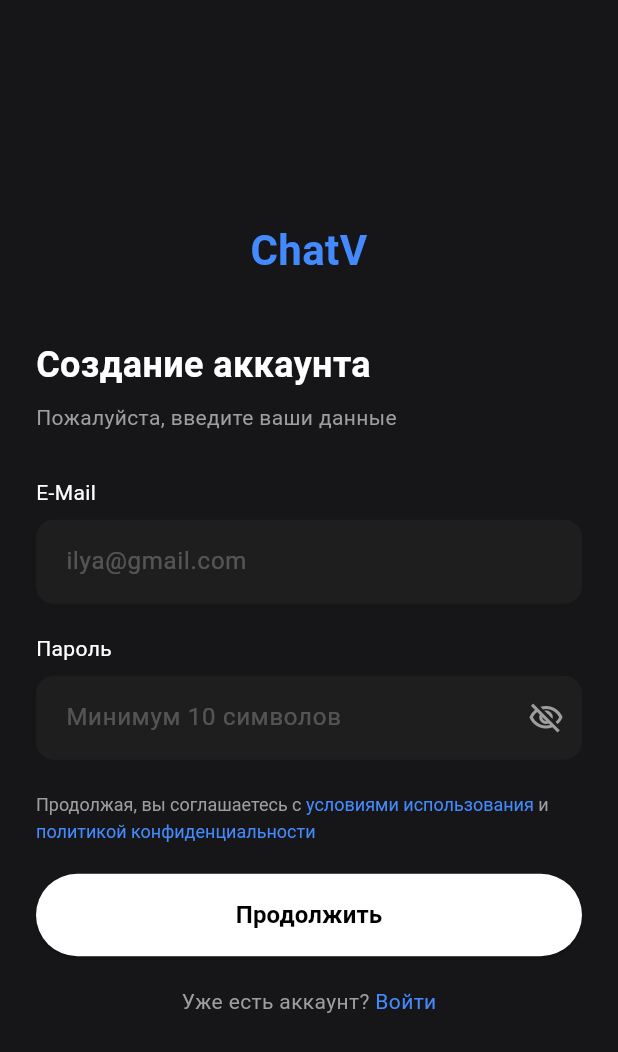
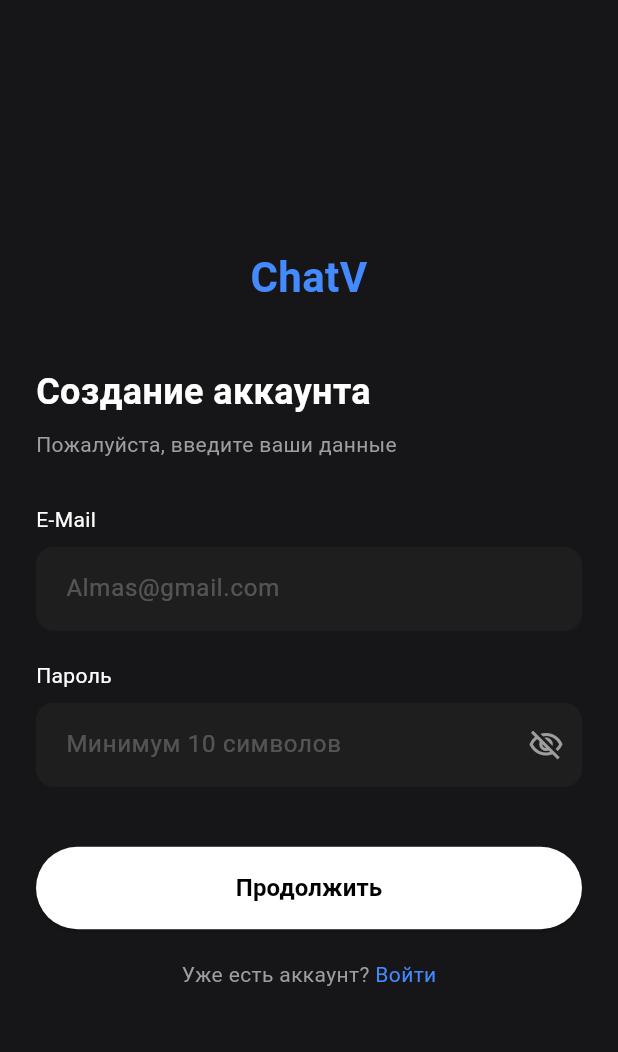
Before and after one commit to SADACE12/chatv, a Flutter app: the screen it shows after launch, after a tap on "Создать аккаунт", on a phone screen of 412 x 824 dp. Shown: the top 1052 px of the screen. Run offline on Flutter 3.47's test engine with Material 3 defaults, Android fonts, the phone set to English and light mode, and no system bars; our stand-ins replace shared_preferences.

Commit message:
Изменения интерфейса и фикс мини багов

```diff
--- /dev/null
+++ b/chatv/lib/data/app_data.dart
@@ -0,0 +1,4 @@
+class AppData {
+  // Локальная база данных для текущей сессии
+  static Map<String, int> activeClans = {};
+}
--- a/chatv/lib/main.dart
+++ b/chatv/lib/main.dart
@@ -1,23 +1,42 @@
 import 'package:flutter/material.dart';
+import 'package:shared_preferences/shared_preferences.dart';
 import 'screens/auth/login_screen.dart';
+import 'screens/home/main_layout.dart';
+import 'data/app_data.dart';
 
-void main() {
-  runApp(const ChatVApp());
+void main() async {
+  // Обязательная строчка перед использованием SharedPreferences
+  WidgetsFlutterBinding.ensureInitialized();
+
+  // Достаем данные из памяти браузера
+  final prefs = await SharedPreferences.getInstance();
+  final isLoggedIn = prefs.getBool('isLoggedIn') ?? false;
+  final userEmoji = prefs.getString('userEmoji');
+
+  // Если пользователь уже залогинен и у него есть эмоджи - восстанавливаем клан
+  if (isLoggedIn && userEmoji != null) {
+    AppData.activeClans[userEmoji] = (AppData.activeClans[userEmoji] ?? 0) + 1;
+  }
+
+  runApp(ChatVApp(isLoggedIn: isLoggedIn));
 }
 
 class ChatVApp extends StatelessWidget {
-  const ChatVApp({super.key});
+  final bool isLoggedIn;
+
+  const ChatVApp({super.key, required this.isLoggedIn});
 
   @override
   Widget build(BuildContext context) {
     return MaterialApp(
       debugShowCheckedModeBanner: false,
-      title: 'Chat V',
+      title: 'ChatV',
       theme: ThemeData.dark().copyWith(
         scaffoldBackgroundColor: const Color(0xFF121212),
         cardColor: const Color(0xFF1E1E1E),
       ),
-      home: const LoginScreen(), // Запускаем с экрана логина
+      // Если в памяти есть данные о входе - сразу кидаем в ленту
+      home: isLoggedIn ? const MainLayout() : const LoginScreen(),
     );
   }
 }
--- a/chatv/lib/screens/auth/login_screen.dart
+++ b/chatv/lib/screens/auth/login_screen.dart
@@ -1,4 +1,5 @@
 import 'package:flutter/material.dart';
+import 'package:shared_preferences/shared_preferences.dart';
 import '../home/main_layout.dart';
 import 'register_screen.dart';
 
@@ -12,7 +13,6 @@ class LoginScreen extends StatefulWidget {
 class _LoginScreenState extends State<LoginScreen> {
   bool _obscurePassword = true;
 
-  // Добавили контроллеры для чтения текста
   final TextEditingController _emailController = TextEditingController();
   final TextEditingController _passwordController = TextEditingController();
 
@@ -23,30 +23,29 @@ class _LoginScreenState extends State<LoginScreen> {
     super.dispose();
   }
 
-  void _login() {
+  void _login() async {
     final email = _emailController.text.trim();
     final password = _passwordController.text.trim();
 
-    // Валидация полей
     if (email.isEmpty || password.isEmpty) {
-      ScaffoldMessenger.of(context).showSnackBar(
-        const SnackBar(content: Text('Пожалуйста, заполните все поля')),
-      );
-      return; // Останавливаем выполнение, если есть ошибка
+      ScaffoldMessenger.of(context).showSnackBar(const SnackBar(content: Text('Пожалуйста, заполните все поля')));
+      return;
     }
-
     if (!email.contains('@') || !email.contains('.')) {
-      ScaffoldMessenger.of(context).showSnackBar(
-        const SnackBar(content: Text('Введите корректный E-Mail')),
-      );
+      ScaffoldMessenger.of(context).showSnackBar(const SnackBar(content: Text('Введите корректный E-Mail')));
       return;
     }
 
-    // Если всё ок — пускаем в ленту
-    Navigator.pushReplacement(
-      context,
-      MaterialPageRoute(builder: (context) => const MainLayout()),
-    );
+    // Сохраняем в память, что мы вошли
+    final prefs = await SharedPreferences.getInstance();
+    await prefs.setBool('isLoggedIn', true);
+
+    if (mounted) {
+      Navigator.pushReplacement(
+        context,
+        MaterialPageRoute(builder: (context) => const MainLayout()),
+      );
+    }
   }
 
   @override
@@ -62,26 +61,16 @@ class _LoginScreenState extends State<LoginScreen> {
               mainAxisAlignment: MainAxisAlignment.center,
               crossAxisAlignment: CrossAxisAlignment.stretch,
               children: [
-                const Text(
-                  'ChatV', // Изменили название
-                  textAlign: TextAlign.center,
-                  style: TextStyle(fontSize: 28, fontWeight: FontWeight.bold, color: Colors.blueAccent),
-                ),
+                const Text('ChatV', textAlign: TextAlign.center, style: TextStyle(fontSize: 28, fontWeight: FontWeight.bold, color: Colors.blueAccent)),
                 const SizedBox(height: 40),
-                const Text(
-                  'Вход',
-                  style: TextStyle(fontSize: 24, fontWeight: FontWeight.bold, color: Colors.white),
-                ),
+                const Text('Вход', style: TextStyle(fontSize: 24, fontWeight: FontWeight.bold, color: Colors.white)),
                 const SizedBox(height: 8),
-                const Text(
-                  'Пожалуйста, введите ваши данные',
-                  style: TextStyle(color: Colors.grey, fontSize: 14),
-                ),
+                const Text('Пожалуйста, введите ваши данные', style: TextStyle(color: Colors.grey, fontSize: 14)),
                 const SizedBox(height: 30),
 
                 const Text('E-Mail', style: TextStyle(color: Colors.white, fontSize: 14)),
                 const SizedBox(height: 8),
-                _buildTextField(controller: _emailController, hint: 'ilya@gmail.com'),
+                _buildTextField(controller: _emailController, hint: 'Almas@gmail.com'),
 
                 const SizedBox(height: 20),
                 const Text('Пароль', style: TextStyle(color: Colors.white, fontSize: 14)),
@@ -110,7 +99,7 @@ class _LoginScreenState extends State<LoginScreen> {
 
                 const SizedBox(height: 20),
                 ElevatedButton(
-                  onPressed: _login, // Вызываем нашу функцию
+                  onPressed: _login,
                   style: ElevatedButton.styleFrom(
                     backgroundColor: Colors.white,
                     foregroundColor: Colors.black,
@@ -141,7 +130,6 @@ class _LoginScreenState extends State<LoginScreen> {
     );
   }
 
-  // Обновили виджет, чтобы он принимал контроллер
   Widget _buildTextField({required TextEditingController controller, required String hint, bool isPassword = false, bool obscure = false, VoidCallback? onToggleVisibility}) {
     return TextField(
       controller: controller,
--- a/chatv/lib/screens/auth/register_screen.dart
+++ b/chatv/lib/screens/auth/register_screen.dart
@@ -11,7 +11,6 @@ class RegisterScreen extends StatefulWidget {
 class _RegisterScreenState extends State<RegisterScreen> {
   bool _obscurePassword = true;
 
-  // Контроллеры для регистрации
   final TextEditingController _emailController = TextEditingController();
   final TextEditingController _passwordController = TextEditingController();
 
@@ -26,29 +25,19 @@ class _RegisterScreenState extends State<RegisterScreen> {
     final email = _emailController.text.trim();
     final password = _passwordController.text;
 
-    // Проверки
     if (email.isEmpty || password.isEmpty) {
-      ScaffoldMessenger.of(context).showSnackBar(
-        const SnackBar(content: Text('Пожалуйста, заполните все поля')),
-      );
+      ScaffoldMessenger.of(context).showSnackBar(const SnackBar(content: Text('Пожалуйста, заполните все поля')));
+      return;
+    }
+    if (!email.contains('@') || !email.contains('.')) {
+      ScaffoldMessenger.of(context).showSnackBar(const SnackBar(content: Text('Введите корректный E-Mail')));
+      return;
+    }
+    if (password.length < 10) {
+      ScaffoldMessenger.of(context).showSnackBar(const SnackBar(content: Text('Пароль должен содержать минимум 10 символов')));
       return;
     }
 
-    if (!email.contains('@') || !email.contains('.')) {
-      ScaffoldMessenger.of(context).showSnackBar(
-        const SnackBar(content: Text('Введите корректный E-Mail')),
-      );
-      return;
-    }
-
-    if (password.length < 10) {
-      ScaffoldMessenger.of(context).showSnackBar(
-        const SnackBar(content: Text('Пароль должен содержать минимум 10 символов')),
-      );
-      return;
-    }
-
-    // Если всё ок — идем настраивать профиль
     Navigator.pushReplacement(
       context,
       MaterialPageRoute(builder: (context) => const ProfileSetupScreen()),
@@ -68,58 +57,37 @@ class _RegisterScreenState extends State<RegisterScreen> {
               mainAxisAlignment: MainAxisAlignment.center,
               crossAxisAlignment: CrossAxisAlignment.stretch,
               children: [
-                const Text(
-                  'ChatV', // Изменили название
-                  textAlign: TextAlign.center,
-                  style: TextStyle(fontSize: 28, fontWeight: FontWeight.bold, color: Colors.blueAccent),
-                ),
+                const Text('ChatV', textAlign: TextAlign.center, style: TextStyle(fontSize: 28, fontWeight: FontWeight.bold, color: Colors.blueAccent)),
                 const SizedBox(height: 40),
-                const Text(
-                  'Создание аккаунта',
-                  style: TextStyle(fontSize: 24, fontWeight: FontWeight.bold, color: Colors.white),
-                ),
+                const Text('Создание аккаунта', style: TextStyle(fontSize: 24, fontWeight: FontWeight.bold, color: Colors.white)),
                 const SizedBox(height: 8),
-                const Text(
-                  'Пожалуйста, введите ваши данные',
-                  style: TextStyle(color: Colors.grey, fontSize: 14),
-                ),
+                const Text('Пожалуйста, введите ваши данные', style: TextStyle(color: Colors.grey, fontSize: 14)),
                 const SizedBox(height: 30),
 
+                // ПОЛЕ ПОЧТЫ
                 const Text('E-Mail', style: TextStyle(color: Colors.white, fontSize: 14)),
                 const SizedBox(height: 8),
-                _buildTextField(controller: _emailController, hint: 'ilya@gmail.com'),
+                _buildTextField(
+                  controller: _emailController,
+                  hint: 'Almas@gmail.com' // <--- ВОТ ЗДЕСЬ ИСПРАВЛЕНО: Текст внутри поля
+                ),
 
                 const SizedBox(height: 20),
+
+                // ПОЛЕ ПАРОЛЯ
                 const Text('Пароль', style: TextStyle(color: Colors.white, fontSize: 14)),
                 const SizedBox(height: 8),
                 _buildTextField(
                   controller: _passwordController,
-                  hint: 'Минимум 10 символов',
+                  hint: 'Минимум 10 символов', // <--- ВОТ ЗДЕСЬ ВОССТАНОВЛЕНО: Текст внутри поля
                   isPassword: true,
                   obscure: _obscurePassword,
-                  onToggleVisibility: () {
-                    setState(() {
-                      _obscurePassword = !_obscurePassword;
-                    });
-                  },
+                  onToggleVisibility: () => setState(() => _obscurePassword = !_obscurePassword),
                 ),
 
-                const SizedBox(height: 20),
-                RichText(
-                  text: const TextSpan(
-                    style: TextStyle(color: Colors.grey, fontSize: 12, height: 1.5),
-                    children: [
-                      TextSpan(text: 'Продолжая, вы соглашаетесь с '),
-                      TextSpan(text: 'условиями использования', style: TextStyle(color: Colors.blueAccent)),
-                      TextSpan(text: ' и '),
-                      TextSpan(text: 'политикой конфиденциальности', style: TextStyle(color: Colors.blueAccent)),
-                    ],
-                  ),
-                ),
-
-                const SizedBox(height: 20),
+                const SizedBox(height: 40),
                 ElevatedButton(
-                  onPressed: _register, // Вызываем функцию валидации
+                  onPressed: _register,
                   style: ElevatedButton.styleFrom(
                     backgroundColor: Colors.white,
                     foregroundColor: Colors.black,
@@ -148,7 +116,6 @@ class _RegisterScreenState extends State<RegisterScreen> {
     );
   }
 
-  // Обновили виджет, чтобы он принимал контроллер
   Widget _buildTextField({required TextEditingController controller, required String hint, bool isPassword = false, bool obscure = false, VoidCallback? onToggleVisibility}) {
     return TextField(
       controller: controller,
@@ -156,7 +123,7 @@ class _RegisterScreenState extends State<RegisterScreen> {
       style: const TextStyle(color: Colors.white),
       decoration: InputDecoration(
         hintText: hint,
-        hintStyle: const TextStyle(color: Colors.white24),
+        hintStyle: const TextStyle(color: Colors.white24), // Тусклый цвет для подсказки
         filled: true,
         fillColor: const Color(0xFF1E1E1E),
         contentPadding: const EdgeInsets.symmetric(horizontal: 16, vertical: 16),
--- a/chatv/pubspec.yaml
+++ b/chatv/pubspec.yaml
@@ -34,6 +34,7 @@ dependencies:
   # The following adds the Cupertino Icons font to your application.
   # Use with the CupertinoIcons class for iOS style icons.
   cupertino_icons: ^1.0.8
+  shared_preferences: ^2.5.5
 
 dev_dependencies:
   flutter_test:
```
Also changed, not shown: chatv/lib/screens/auth/profile_setup_screen.dart (+28 -19 lines), chatv/lib/screens/home/main_layout.dart (+115 -35 lines), chatv/pubspec.lock, 2 other files.
